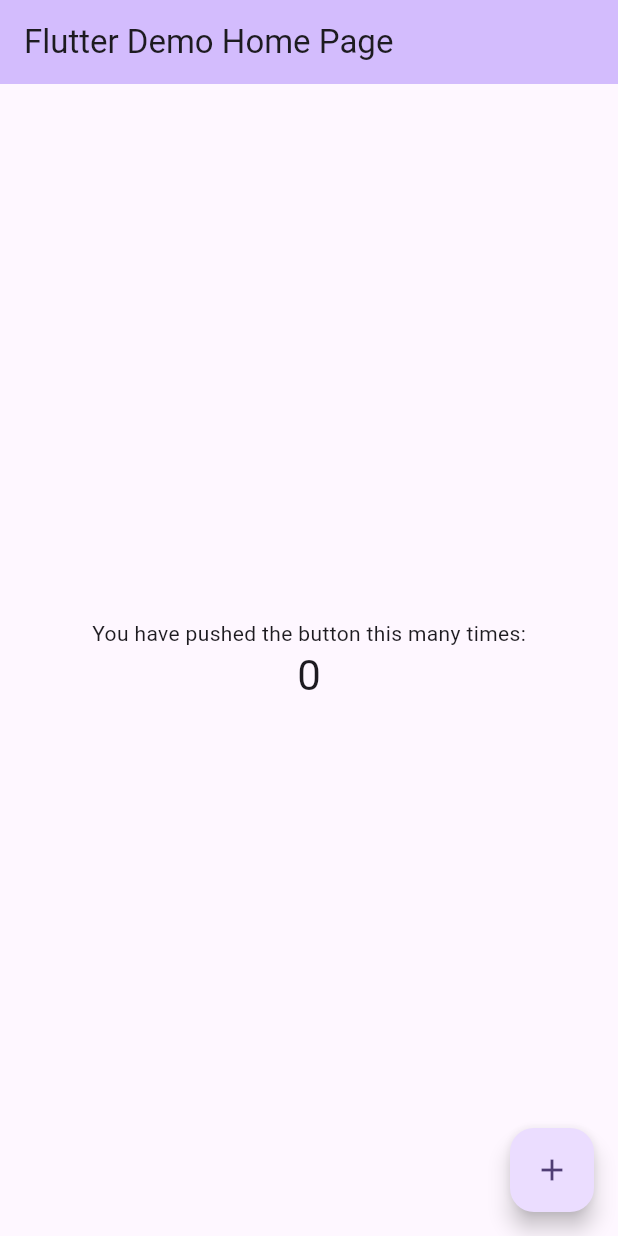
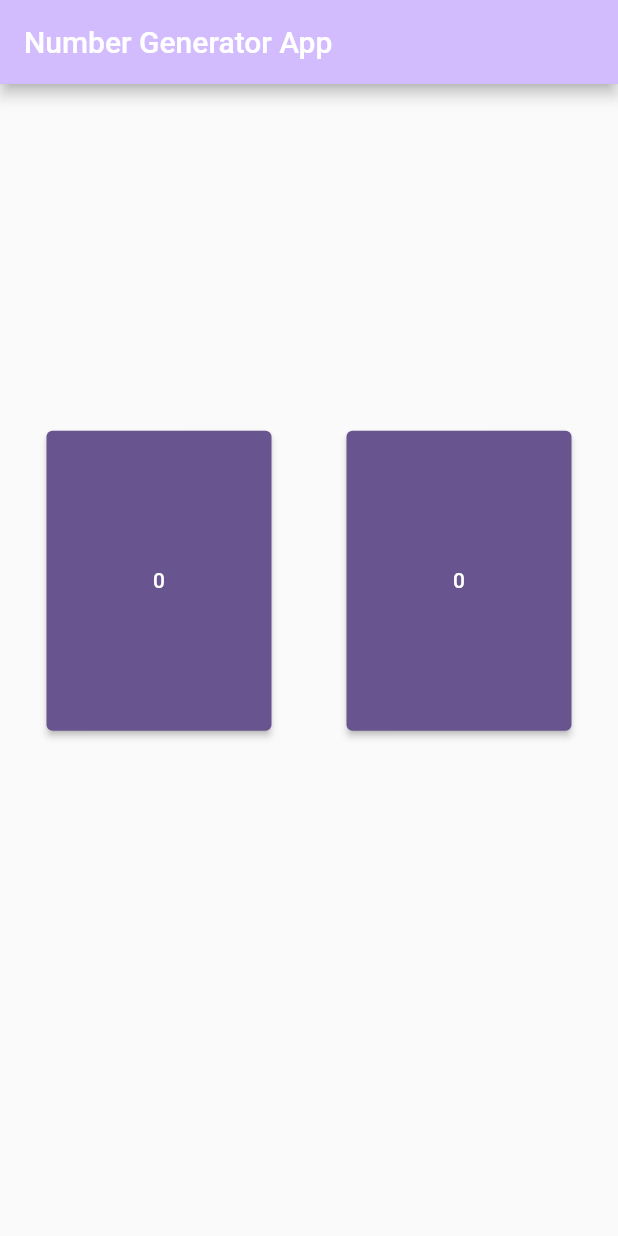
Before and after one commit to av3nd/numbergenerator, a Flutter app: the screen it shows after launch, on a phone screen of 412 x 824 dp. Run offline on Flutter 3.47's test engine with Material 2 defaults, Android fonts, the phone set to English and light mode, and no system bars.

Commit message:
app still not working

```diff
--- a/lib/main.dart
+++ b/lib/main.dart
@@ -1,3 +1,5 @@
+import 'dart:math';
+
 import 'package:flutter/material.dart';
 
 void main() {
@@ -13,40 +15,16 @@ class MyApp extends StatelessWidget {
     return MaterialApp(
       title: 'Flutter Demo',
       theme: ThemeData(
-        // This is the theme of your application.
-        //
-        // TRY THIS: Try running your application with "flutter run". You'll see
-        // the application has a blue toolbar. Then, without quitting the app,
-        // try changing the seedColor in the colorScheme below to Colors.green
-        // and then invoke "hot reload" (save your changes or press the "hot
-        // reload" button in a Flutter-supported IDE, or press "r" if you used
-        // the command line to start the app).
-        //
-        // Notice that the counter didn't reset back to zero; the application
-        // state is not lost during the reload. To reset the state, use hot
-        // restart instead.
-        //
-        // This works for code too, not just values: Most code changes can be
-        // tested with just a hot reload.
         colorScheme: ColorScheme.fromSeed(seedColor: Colors.deepPurple),
-        useMaterial3: true,
+        // useMaterial3: true,
       ),
-      home: const MyHomePage(title: 'Flutter Demo Home Page'),
+      home: const MyHomePage(title: 'Number Generator App'),
     );
   }
 }
 
 class MyHomePage extends StatefulWidget {
   const MyHomePage({super.key, required this.title});
-
-  // This widget is the home page of your application. It is stateful, meaning
-  // that it has a State object (defined below) that contains fields that affect
-  // how it looks.
-
-  // This class is the configuration for the state. It holds the values (in this
-  // case the title) provided by the parent (in this case the App widget) and
-  // used by the build method of the State. Fields in a Widget subclass are
-  // always marked "final".
 
   final String title;
 
@@ -55,71 +33,137 @@ class MyHomePage extends StatefulWidget {
 }
 
 class _MyHomePageState extends State<MyHomePage> {
-  int _counter = 0;
+  int _randomNumber1 = 0;
+  int _randomNumber2 = 0;
+  int _numPresses = 0;
 
-  void _incrementCounter() {
+  int _numGreaterPresses = 0;
+  int _numSmallerPresses = 0;
+  bool _isGameOver = false;
+
+  void _generateRandomNumbers() {
     setState(() {
-      // This call to setState tells the Flutter framework that something has
-      // changed in this State, which causes it to rerun the build method below
-      // so that the display can reflect the updated values. If we changed
-      // _counter without calling setState(), then the build method would not be
-      // called again, and so nothing would appear to happen.
-      _counter++;
+      _randomNumber1 = Random().nextInt(100);
+      _randomNumber2 = Random().nextInt(100);
+      _numPresses++;
+
+      if (_numPresses >= 10) {
+        _isGameOver = true;
+      }
+    });
+  }
+
+  void _onPressGreater() {
+    setState(() {
+      if (_randomNumber1 > _randomNumber2) {
+        _numGreaterPresses++;
+      } else if (_randomNumber2 > _randomNumber1) {
+        _numGreaterPresses++;
+      }
+      _generateRandomNumbers();
+    });
+  }
+
+  void _onPressSmaller() {
+    setState(() {
+      if (_randomNumber1 < _randomNumber2) {
+        _numSmallerPresses++;
+      } else if (_randomNumber2 < _randomNumber1) {
+        _numSmallerPresses++;
+      }
+      _generateRandomNumbers();
+    });
+  }
+
+  void _restartGame() {
+    setState(() {
+      _randomNumber1 = 0;
+      _randomNumber2 = 0;
+      _numPresses = 0;
+
+      _numGreaterPresses = 0;
+      _numSmallerPresses = 0;
+      _isGameOver = false;
     });
   }
 
   @override
   Widget build(BuildContext context) {
-    // This method is rerun every time setState is called, for instance as done
-    // by the _incrementCounter method above.
-    //
-    // The Flutter framework has been optimized to make rerunning build methods
-    // fast, so that you can just rebuild anything that needs updating rather
-    // than having to individually change instances of widgets.
     return Scaffold(
         appBar: AppBar(
-        // TRY THIS: Try changing the color here to a specific color (to
-        // Colors.amber, perhaps?) and trigger a hot reload to see the AppBar
-        // change color while the other colors stay the same.
           backgroundColor: Theme.of(context).colorScheme.inversePrimary,
-        // Here we take the value from the MyHomePage object that was created by
-        // the App.build method, and use it to set our appbar title.
           title: Text(widget.title),
         ),
-      body: Center(
-        // Center is a layout widget. It takes a single child and positions it
-        // in the middle of the parent.
+        body: SafeArea(
           child: Column(
-          // Column is also a layout widget. It takes a list of children and
-          // arranges them vertically. By default, it sizes itself to fit its
-          // children horizontally, and tries to be as tall as its parent.
-          //
-          // Column has various properties to control how it sizes itself and
-          // how it positions its children. Here we use mainAxisAlignment to
-          // center the children vertically; the main axis here is the vertical
-          // axis because Columns are vertical (the cross axis would be
-          // horizontal).
-          //
-          // TRY THIS: Invoke "debug painting" (choose the "Toggle Debug Paint"
-          // action in the IDE, or press "p" in the console), to see the
-          // wireframe for each widget.
+            mainAxisAlignment: MainAxisAlignment.spaceEvenly,
+            children: [
+              SizedBox(
+                height: 20,
+              ),
+              Row(
                 mainAxisAlignment: MainAxisAlignment.center,
+                children: [
+                  Container(
+                      width: 150,
+                      height: 200,
+                      child: ElevatedButton(
+                          onPressed: !_isGameOver
+                              ? () => {
+                                    _generateRandomNumbers(),
+                                    _onPressGreater(),
+                                    _onPressSmaller()
+                                  }
+                              : null,
+                          child: Text('$_randomNumber1'))),
+                  SizedBox(
+                    width: 50,
+                  ),
+                  Container(
+                      width: 150,
+                      height: 200,
+                      child: ElevatedButton(
+                          onPressed: !_isGameOver
+                              ? () => {
+                                    _onPressGreater(),
+                                    _generateRandomNumbers(),
+                                    _onPressSmaller()
+                                  }
+                              : null,
+                          child: Text('$_randomNumber2'))),
+                ],
+              ),
+              SizedBox(height: 20),
+              _isGameOver
+                  ? Column(
                       children: <Widget>[
-            const Text(
-              'You have pushed the button this many times:',
+                        Text(
+                          'Correct Answer: $_numGreaterPresses',
+                          style: TextStyle(
+                            fontWeight: FontWeight.bold,
+                            fontSize: 24,
+                            color: Colors.green,
                           ),
+                        ),
+                        SizedBox(height: 20),
                         Text(
-              '$_counter',
-              style: Theme.of(context).textTheme.headlineMedium,
+                          'Incorrect Answer: $_numSmallerPresses',
+                          style: TextStyle(
+                            fontWeight: FontWeight.bold,
+                            fontSize: 24,
+                            color: Colors.red,
+                          ),
+                        ),
+                        SizedBox(height: 20),
+                        ElevatedButton(
+                          onPressed: _restartGame,
+                          child: Text('Restart Game'),
                         ),
                       ],
+                    )
+                  : Container(),
+            ],
           ),
-      ),
-      floatingActionButton: FloatingActionButton(
-        onPressed: _incrementCounter,
-        tooltip: 'Increment',
-        child: const Icon(Icons.add),
-      ), // This trailing comma makes auto-formatting nicer for build methods.
-    );
+        ));
   }
 }
```
Lines whose indentation alone changed are shown as unchanged.
